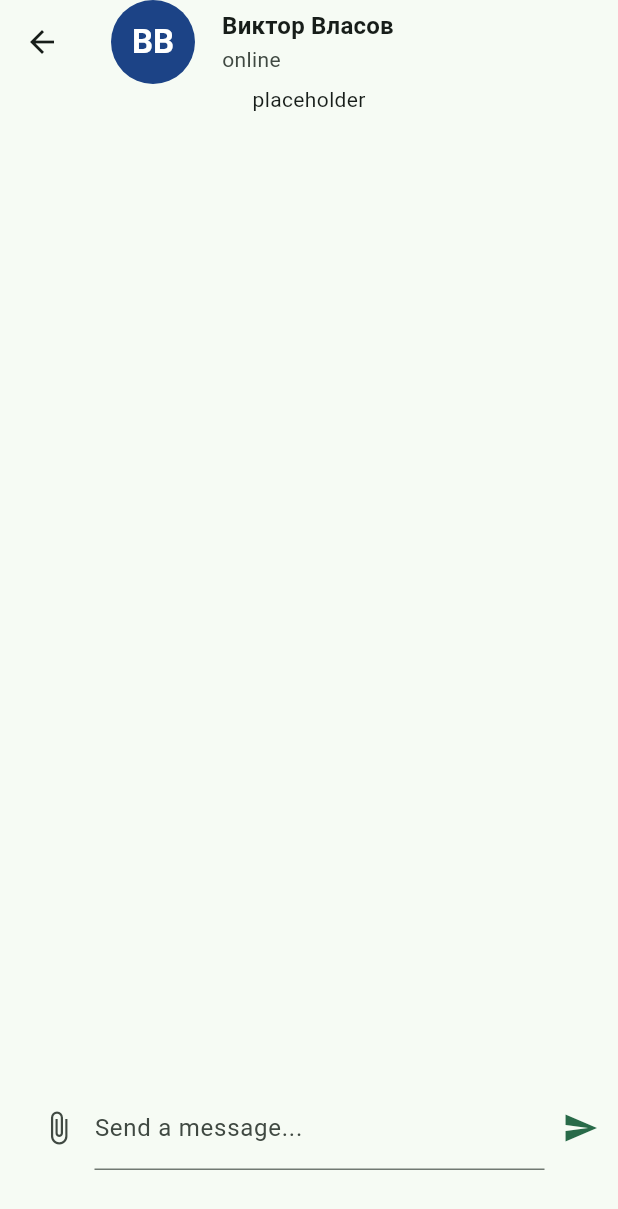
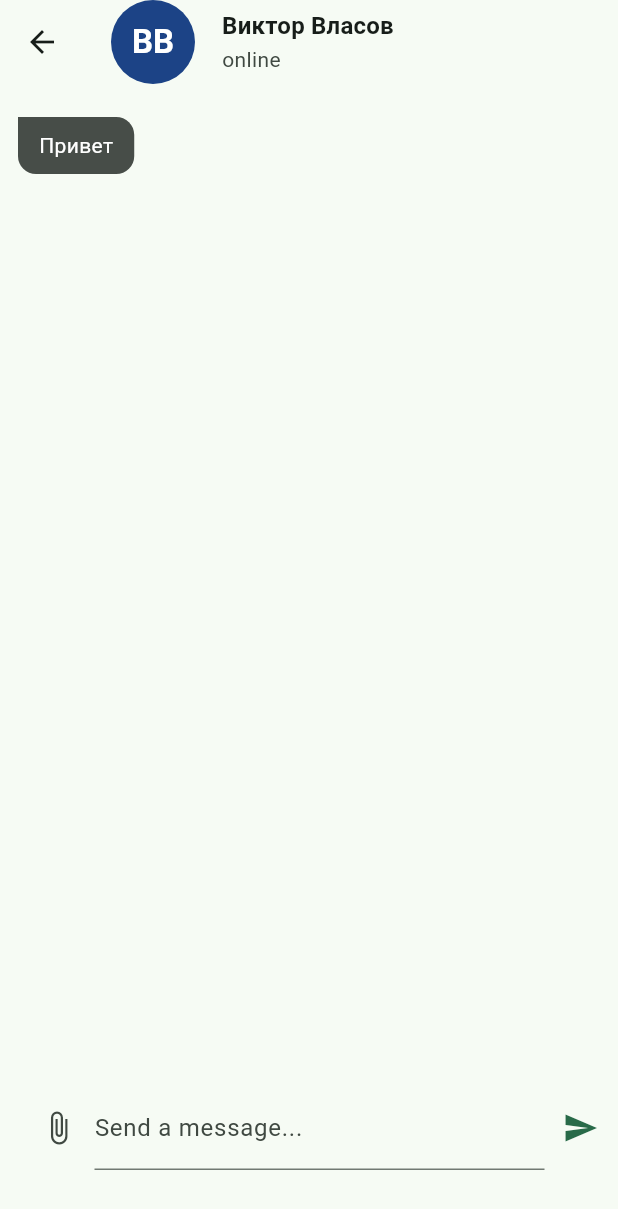
Before and after one commit to IsroilovA/messenger_test_task, a Flutter app: the screen it shows after launch, after a tap on an icon or button, on a phone screen of 412 x 824 dp. Shown: the top 1209 px of the screen. Run offline on Flutter 3.47's test engine with Material 3 defaults, Android fonts, the phone set to English and light mode, and no system bars; our stand-ins replace bloc, equatable, flutter_bloc, get_it.

```diff
--- a/lib/chat_screen/chat_screen.dart
+++ b/lib/chat_screen/chat_screen.dart
@@ -2,6 +2,7 @@ import 'dart:io';
 import 'dart:math';
 
 import 'package:flutter/material.dart';
+import 'package:messenger_test_task/chat_screen/widgets/chat_messages.dart';
 import 'package:messenger_test_task/chat_screen/widgets/new_nessages.dart';
 import 'package:messenger_test_task/data/models/user.dart';
 
@@ -38,14 +39,14 @@ class ChatScreen extends StatelessWidget {
           subtitle: Text(user.isOnline ? 'online' : 'offline'),
         ),
       ),
-      body: const Padding(
-        padding: EdgeInsets.only(bottom: 30),
+      body: Padding(
+        padding: const EdgeInsets.only(bottom: 30),
         child: Column(
           children: [
             Expanded(
-              child: Text("placeholder"),
+              child: ChatMessages(user: user),
             ),
-            NewMessages(),
+            const NewMessages(),
           ],
         ),
       ),
--- /dev/null
+++ b/lib/chat_screen/cubit/chat_cubit.dart
@@ -0,0 +1,24 @@
+import 'package:bloc/bloc.dart';
+import 'package:equatable/equatable.dart';
+import 'package:messenger_test_task/data/models/message.dart';
+import 'package:messenger_test_task/data/models/user.dart';
+import 'package:messenger_test_task/service/messenger_repository.dart';
+
+part 'chat_state.dart';
+
+class ChatCubit extends Cubit<ChatState> {
+  ChatCubit({required MessengerRepository messengerRepository})
+      : _messengerRepository = messengerRepository,
+        super(ChatInitial());
+
+  final MessengerRepository _messengerRepository;
+
+  Future<void> fetchChatMessages(User user) async {
+    try {
+      final messages = await _messengerRepository.getChatMessages(user);
+      emit(ChatMessagesFetched(messages));
+    } catch (e) {
+      emit(ChatError(e.toString()));
+    }
+  }
+}
--- /dev/null
+++ b/lib/chat_screen/cubit/chat_state.dart
@@ -0,0 +1,22 @@
+part of 'chat_cubit.dart';
+
+sealed class ChatState extends Equatable {
+  const ChatState();
+
+  @override
+  List<Object> get props => [];
+}
+
+final class ChatInitial extends ChatState {}
+
+final class ChatMessagesFetched extends ChatState {
+  final List<Message> messages;
+
+  const ChatMessagesFetched(this.messages);
+}
+
+final class ChatError extends ChatState {
+  final String error;
+
+  const ChatError(this.error);
+}
--- a/lib/chat_screen/widgets/chat_messages.dart
+++ b/lib/chat_screen/widgets/chat_messages.dart
@@ -0,0 +1,55 @@
+import 'package:flutter/material.dart';
+import 'package:flutter_bloc/flutter_bloc.dart';
+import 'package:messenger_test_task/chat_screen/cubit/chat_cubit.dart';
+import 'package:messenger_test_task/chat_screen/widgets/message_buble.dart';
+import 'package:messenger_test_task/data/models/user.dart';
+import 'package:messenger_test_task/service/locator.dart';
+import 'package:messenger_test_task/service/messenger_repository.dart';
+
+class ChatMessages extends StatelessWidget {
+  const ChatMessages({super.key, required this.user});
+
+  final User user;
+
+  @override
+  Widget build(BuildContext context) {
+    return BlocProvider(
+      create: (context) =>
+          ChatCubit(messengerRepository: locator<MessengerRepository>()),
+      child: BlocBuilder<ChatCubit, ChatState>(
+        builder: (context, state) {
+          if (state is ChatInitial) {
+            BlocProvider.of<ChatCubit>(context).fetchChatMessages(user);
+            return const Center(child: CircularProgressIndicator.adaptive());
+          } else if (state is ChatMessagesFetched) {
+            return ListView.builder(
+              itemCount: state.messages.length,
+              itemBuilder: (context, index) {
+                return MessageBubble.first(
+                    message: state.messages[index], isMe: false);
+              },
+            );
+          } else if (state is ChatError) {
+            return Center(
+              child: Text(
+                state.error,
+                style: Theme.of(context).textTheme.titleLarge!.copyWith(
+                      color: Theme.of(context).colorScheme.onSurface,
+                    ),
+              ),
+            );
+          } else {
+            return Center(
+              child: Text(
+                "something went wrong",
+                style: Theme.of(context).textTheme.titleLarge!.copyWith(
+                      color: Theme.of(context).colorScheme.onSurface,
+                    ),
+              ),
+            );
+          }
+        },
+      ),
+    );
+  }
+}
--- a/lib/service/messenger_repository.dart
+++ b/lib/service/messenger_repository.dart
@@ -49,6 +49,16 @@ class MessengerRepository {
 
   User getLoggedUser() => loggedUser;
 
+  List<Message> getChatMessages(User user) {
+    final userMessages = messages
+        .where((element) =>
+            element.receiverUserId == user.id ||
+            element.senderUserId == user.id)
+        .toList();
+    userMessages.sort((a, b) => a.dateTime.compareTo(b.dateTime));
+    return userMessages;
+  }
+
   Message getChatLastMessage(User user) {
     final userMessages = messages
         .where((element) =>
```
